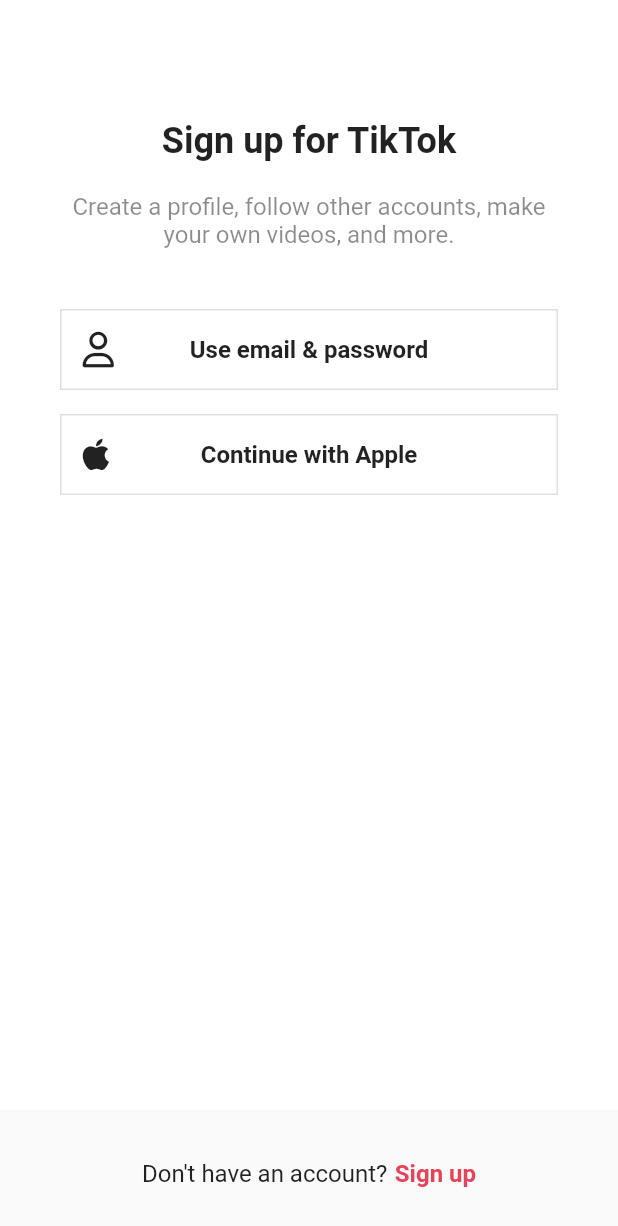
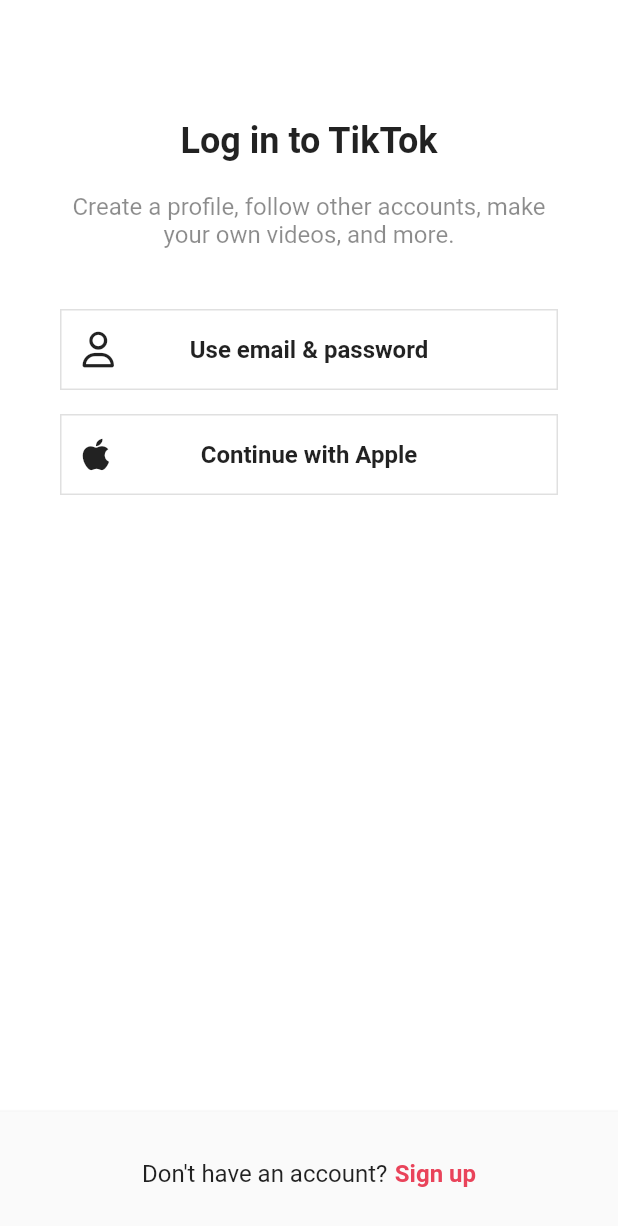
Before and after one commit to seungseoh/TiktokClone, a Flutter app: the screen it shows after launch, after a tap on "Log in", on a phone screen of 412 x 824 dp. Shown: the top 1226 px of the screen. Run offline on Flutter 3.47's test engine with Material 2 defaults, Android fonts, the phone set to English and light mode, and no system bars; our stand-ins replace font_awesome_flutter.

Commit message:
#4.9 Login Form

```diff
--- a/lib/features/authentication/login_screen.dart
+++ b/lib/features/authentication/login_screen.dart
@@ -2,6 +2,7 @@ import 'package:flutter/material.dart';
 import 'package:font_awesome_flutter/font_awesome_flutter.dart';
 import 'package:tiktok_clone/constants/gaps.dart';
 import 'package:tiktok_clone/constants/sizes.dart';
+import 'package:tiktok_clone/features/authentication/login_form_screen.dart';
 
 import 'widgets/auth_button.dart';
 
@@ -10,6 +11,12 @@ class LoginScreen extends StatelessWidget {
 
   void _onSignUpTap(BuildContext context) {
     Navigator.of(context).pop();
+  }
+
+  void _onEmailLoginTap(BuildContext context) {
+    Navigator.of(context).push(MaterialPageRoute(
+      builder: (context) => const LoginFormScreen(),
+    ));
   }
 
   @override
@@ -21,17 +28,17 @@ class LoginScreen extends StatelessWidget {
             horizontal: Sizes.size40,
           ),
           child: Column(
-            children: const [
+            children: [
               Gaps.v80,
-              Text(
-                "Sign up for TikTok",
+              const Text(
+                "Log in to TikTok",
                 style: TextStyle(
                   fontSize: Sizes.size24,
                   fontWeight: FontWeight.w700,
                 ),
               ),
               Gaps.v20,
-              Text(
+              const Text(
                 "Create a profile, follow other accounts, make your own videos, and more.",
                 style: TextStyle(
                   fontSize: Sizes.size16,
@@ -40,11 +47,14 @@ class LoginScreen extends StatelessWidget {
                 textAlign: TextAlign.center,
               ),
               Gaps.v40,
-              AuthButton(
-                  icon: FaIcon(FontAwesomeIcons.user),
-                  text: "Use email & password"),
+              GestureDetector(
+                onTap: () => _onEmailLoginTap(context),
+                child: const AuthButton(
+                    icon: FaIcon(FontAwesomeIcons.user),
+                    text: "Use email & password"),
+              ),
               Gaps.v16,
-              AuthButton(
+              const AuthButton(
                   icon: FaIcon(FontAwesomeIcons.apple),
                   text: "Continue with Apple"),
             ],
```
Also changed, not shown: lib/features/authentication/login_form_screen.dart (+97 -2 lines).
